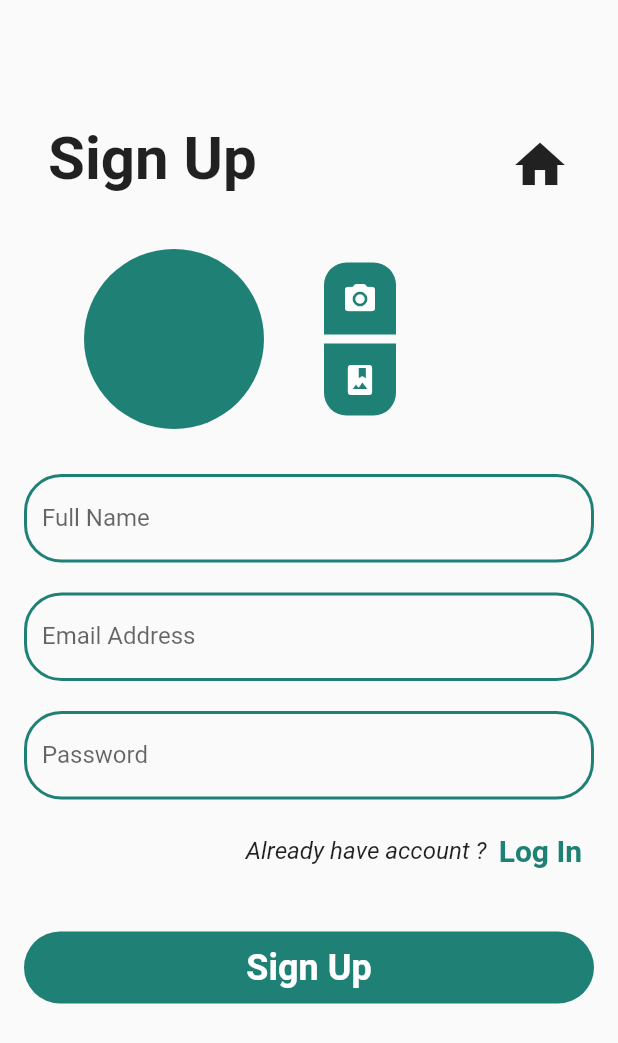
After one commit to quocanh0712/final_techex_app, a Flutter app: the CustomerRegister screen opened by its route, on a phone screen of 412 x 824 dp. The commit adds this screen. Shown: the top 1043 px of the screen. Run offline on Flutter 3.47's test engine with Material 2 defaults, Android fonts, the light colour scheme and no system bars.

Commit message:
design for sign up screen

```diff
--- /dev/null
+++ b/lib/auth/customer_signup.dart
@@ -0,0 +1,197 @@
+// ignore_for_file: avoid_print
+
+import 'package:flutter/material.dart';
+
+class CustomerRegister extends StatefulWidget {
+  const CustomerRegister({Key? key}) : super(key: key);
+
+  @override
+  State<CustomerRegister> createState() => _CustomerRegisterState();
+}
+
+class _CustomerRegisterState extends State<CustomerRegister> {
+  @override
+  Widget build(BuildContext context) {
+    return Scaffold(
+      body: SingleChildScrollView(
+        padding: EdgeInsets.only(top: 50),
+        keyboardDismissBehavior: ScrollViewKeyboardDismissBehavior.onDrag,
+        reverse: true,
+        child: Padding(
+          padding: const EdgeInsets.all(16),
+          child: Column(
+            // mainAxisAlignment: MainAxisAlignment.center,
+            children: [
+              Padding(
+                padding: const EdgeInsets.all(16.0),
+                child: Row(
+                  mainAxisAlignment: MainAxisAlignment.spaceBetween,
+                  children: [
+                    const Text(
+                      'Sign Up',
+                      style:
+                          TextStyle(fontSize: 40, fontWeight: FontWeight.bold),
+                    ),
+                    IconButton(
+                        onPressed: () {
+                          Navigator.pushReplacementNamed(
+                              context, '/welcome_screen');
+                        },
+                        icon: const Icon(
+                          Icons.home,
+                          size: 40,
+                        ))
+                  ],
+                ),
+              ),
+              Row(
+                children: [
+                  const Padding(
+                    padding: EdgeInsets.symmetric(vertical: 20, horizontal: 40),
+                    child: CircleAvatar(
+                      radius: 60,
+                      backgroundColor: Color.fromARGB(255, 31, 129, 117),
+                    ),
+                  ),
+                  Column(
+                    children: [
+                      Container(
+                        decoration: const BoxDecoration(
+                            color: Color.fromARGB(255, 31, 129, 117),
+                            borderRadius: BorderRadius.only(
+                                topLeft: Radius.circular(15),
+                                topRight: Radius.circular(15))),
+                        child: IconButton(
+                          icon: const Icon(Icons.camera_alt_rounded,
+                              color: Colors.white),
+                          onPressed: () {
+                            print('take a picture from camera');
+                          },
+                        ),
+                      ),
+                      const SizedBox(height: 6),
+                      Container(
+                        decoration: const BoxDecoration(
+                            color: Color.fromARGB(255, 31, 129, 117),
+                            borderRadius: BorderRadius.only(
+                                bottomLeft: Radius.circular(15),
+                                bottomRight: Radius.circular(15))),
+                        child: IconButton(
+                          icon: const Icon(Icons.photo_album,
+                              color: Colors.white),
+                          onPressed: () {
+                            print('take a picture from gallery');
+                          },
+                        ),
+                      ),
+                    ],
+                  ),
+                ],
+              ),
+              Padding(
+                padding: const EdgeInsets.symmetric(vertical: 10),
+                child: TextFormField(
+                  decoration: InputDecoration(
+                    labelText: 'Full Name',
+                    hintText: 'Enter your full name',
+                    border: OutlineInputBorder(
+                        borderRadius: BorderRadius.circular(25)),
+                    enabledBorder: OutlineInputBorder(
+                      borderSide: const BorderSide(
+                          color: Color.fromARGB(255, 31, 129, 117), width: 2),
+                      borderRadius: BorderRadius.circular(25),
+                    ),
+                    focusedBorder: OutlineInputBorder(
+                      borderSide: const BorderSide(
+                          color: Color.fromARGB(255, 31, 129, 117), width: 2),
+                      borderRadius: BorderRadius.circular(25),
+                    ),
+                  ),
+                ),
+              ),
+              Padding(
+                padding: const EdgeInsets.symmetric(vertical: 10),
+                child: TextFormField(
+                  keyboardType: TextInputType
+                      .emailAddress, // make the keyboard include @ and .
+                  decoration: InputDecoration(
+                    labelText: 'Email Address',
+                    hintText: 'Enter your email ',
+                    border: OutlineInputBorder(
+                        borderRadius: BorderRadius.circular(25)),
+                    enabledBorder: OutlineInputBorder(
+                      borderSide: const BorderSide(
+                          color: Color.fromARGB(255, 31, 129, 117), width: 2),
+                      borderRadius: BorderRadius.circular(25),
+                    ),
+                    focusedBorder: OutlineInputBorder(
+                      borderSide: const BorderSide(
+                          color: Color.fromARGB(255, 31, 129, 117), width: 2),
+                      borderRadius: BorderRadius.circular(25),
+                    ),
+                  ),
+                ),
+              ),
+              Padding(
+                padding: const EdgeInsets.symmetric(vertical: 10),
+                child: TextFormField(
+                  decoration: InputDecoration(
+                    labelText: 'Password',
+                    hintText: 'Enter your password ',
+                    border: OutlineInputBorder(
+                        borderRadius: BorderRadius.circular(25)),
+                    enabledBorder: OutlineInputBorder(
+                      borderSide: const BorderSide(
+                          color: Color.fromARGB(255, 31, 129, 117), width: 2),
+                      borderRadius: BorderRadius.circular(25),
+                    ),
+                    focusedBorder: OutlineInputBorder(
+                      borderSide: const BorderSide(
+                          color: Color.fromARGB(255, 31, 129, 117), width: 2),
+                      borderRadius: BorderRadius.circular(25),
+                    ),
+                  ),
+                ),
+              ),
+              Row(
+                mainAxisAlignment: MainAxisAlignment.end,
+                children: [
+                  const Text('Already have account ?',
+                      style:
+                          TextStyle(fontSize: 16, fontStyle: FontStyle.italic)),
+                  TextButton(
+                    onPressed: () {},
+                    child: const Text('Log In',
+                        style: TextStyle(
+                            color: Color.fromARGB(255, 31, 129, 117),
+                            fontWeight: FontWeight.bold,
+                            fontSize: 20)),
+                  ),
+                ],
+              ),
+              Padding(
+                padding: const EdgeInsets.symmetric(
+                  vertical: 30,
+                ),
+                child: Material(
+                  color: Color.fromARGB(255, 31, 129, 117),
+                  borderRadius: BorderRadius.circular(25),
+                  child: MaterialButton(
+                      minWidth: double.infinity,
+                      onPressed: () {},
+                      child: const Text(
+                        'Sign Up',
+                        style: TextStyle(
+                            fontSize: 24,
+                            fontWeight: FontWeight.bold,
+                            color: Colors.white),
+                      )),
+                ),
+              ),
+            ],
+          ),
+        ),
+      ),
+    );
+  }
+}
--- a/lib/categories/camera_category.dart
+++ b/lib/categories/camera_category.dart
@@ -1,7 +1,6 @@
 import 'package:final_techex_app/utilities/category_list.dart';
 import 'package:flutter/material.dart';
 
-import '../minor_screen/subcateg_products.dart';
 import '../widgets/categ_widgets.dart';
 
 class CameraAndCamcorderCategory extends StatelessWidget {
@@ -46,7 +45,7 @@ class CameraAndCamcorderCategory extends StatelessWidget {
               ),
             ),
           ),
-          Positioned(
+          const Positioned(
             top: 0,
             right: 0,
             child: SliderBar(),
--- a/lib/categories/compute_category.dart
+++ b/lib/categories/compute_category.dart
@@ -1,7 +1,6 @@
 import 'package:final_techex_app/utilities/category_list.dart';
 import 'package:flutter/material.dart';
 
-import '../minor_screen/subcateg_products.dart';
 import '../widgets/categ_widgets.dart';
 
 class ComputerAndLaptopCategory extends StatelessWidget {
@@ -47,7 +46,7 @@ class ComputerAndLaptopCategory extends StatelessWidget {
               ),
             ),
           ),
-          Positioned(
+          const Positioned(
             top: 0,
             right: 0,
             child: SliderBar(),
--- a/lib/categories/electronic_category.dart
+++ b/lib/categories/electronic_category.dart
@@ -1,6 +1,6 @@
 import 'package:final_techex_app/utilities/category_list.dart';
 import 'package:flutter/material.dart';
-import '../minor_screen/subcateg_products.dart';
+
 import '../widgets/categ_widgets.dart';
 
 class ElectronicDeviceCategory extends StatelessWidget {
@@ -44,7 +44,7 @@ class ElectronicDeviceCategory extends StatelessWidget {
               ),
             ),
           ),
-          Positioned(
+          const Positioned(
             top: 0,
             right: 0,
             child: SliderBar(),
--- a/lib/categories/smartwatch_category.dart
+++ b/lib/categories/smartwatch_category.dart
@@ -1,7 +1,6 @@
 import 'package:final_techex_app/utilities/category_list.dart';
 import 'package:flutter/material.dart';
 
-import '../minor_screen/subcateg_products.dart';
 import '../widgets/categ_widgets.dart';
 
 class SmartWatchCategory extends StatelessWidget {
@@ -45,7 +44,7 @@ class SmartWatchCategory extends StatelessWidget {
               ),
             ),
           ),
-          Positioned(
+          const Positioned(
             top: 0,
             right: 0,
             child: SliderBar(),
--- a/lib/dashboard_components/edit_profile.dart
+++ b/lib/dashboard_components/edit_profile.dart
@@ -9,7 +9,7 @@ class EditBusiness extends StatelessWidget {
     return Scaffold(
       appBar: AppBar(
         elevation: 0,
-        backgroundColor: Color.fromARGB(255, 31, 129, 117),
+        backgroundColor: const Color.fromARGB(255, 31, 129, 117),
         title: const AppBarTitle(title: 'Edit Profile'),
         leading: const AppBarBackButton(),
       ),
--- a/lib/main.dart
+++ b/lib/main.dart
@@ -1,3 +1,4 @@
+import 'package:final_techex_app/auth/customer_signup.dart';
 import 'package:final_techex_app/main_screens/customer_home.dart';
 import 'package:final_techex_app/main_screens/supplier_home.dart';
 import 'package:final_techex_app/main_screens/welcome_screen.dart';
@@ -21,6 +22,7 @@ class MyApp extends StatelessWidget {
         '/welcome_screen': (context) => const WelcomeScreen(),
         '/customer_home': (context) => const CustomerHomeScreen(),
         '/supplier_home': (context) => const SupplierHomeScreen(),
+        '/customer_signup': (context) => const CustomerRegister(),
       },
     );
   }
--- a/lib/main_screens/supplier_home.dart
+++ b/lib/main_screens/supplier_home.dart
@@ -31,7 +31,7 @@ class _SupplierHomeScreenState extends State<SupplierHomeScreen> {
         elevation: 0,
         type: BottomNavigationBarType.fixed,
         selectedLabelStyle: const TextStyle(fontWeight: FontWeight.w700),
-        backgroundColor: Color.fromARGB(255, 31, 129, 117),
+        backgroundColor: const Color.fromARGB(255, 31, 129, 117),
         selectedItemColor: Colors.black,
         unselectedItemColor: Colors.white,
         currentIndex: _selectedIndex,
--- a/lib/main_screens/welcome_screen.dart
+++ b/lib/main_screens/welcome_screen.dart
@@ -1,4 +1,3 @@
-import 'package:final_techex_app/main_screens/supplier_home.dart';
 import 'package:flutter/material.dart';
 
 import '../widgets/button.dart';
@@ -33,7 +32,7 @@ class _WelcomeScreenState extends State<WelcomeScreen> {
                     Container(
                       height: 100.0,
                       width: 100.0,
-                      decoration: BoxDecoration(
+                      decoration: const BoxDecoration(
                         image: DecorationImage(
                           image: AssetImage('images/inapp/icononly.png'),
                           fit: BoxFit.fill,
@@ -132,7 +131,10 @@ class _WelcomeScreenState extends State<WelcomeScreen> {
                         ),
                         Button(
                           label: 'Sign Up',
-                          onPressed: () {},
+                          onPressed: () {
+                            Navigator.pushReplacementNamed(
+                                context, '/customer_signup');
+                          },
                           width: 0.25,
                           buttonColor: Colors.white,
                         ),
--- a/lib/minor_screen/search.dart
+++ b/lib/minor_screen/search.dart
@@ -9,7 +9,7 @@ class SearchScreen extends StatelessWidget {
     return Scaffold(
       appBar: AppBar(
         elevation: 0,
-        backgroundColor: Color.fromARGB(255, 31, 129, 117),
+        backgroundColor: const Color.fromARGB(255, 31, 129, 117),
         leading: IconButton(
           icon: const Icon(Icons.arrow_back_ios_new, color: Colors.white),
           onPressed: () {
--- a/lib/minor_screen/subcateg_products.dart
+++ b/lib/minor_screen/subcateg_products.dart
@@ -14,7 +14,7 @@ class SubCategoryProducts extends StatelessWidget {
     return Scaffold(
       appBar: AppBar(
         elevation: 0,
-        backgroundColor: Color.fromARGB(255, 31, 129, 117),
+        backgroundColor: const Color.fromARGB(255, 31, 129, 117),
         leading: const AppBarBackButton(),
         title: AppBarTitle(title: subcategName),
       ),
--- a/lib/widgets/button.dart
+++ b/lib/widgets/button.dart
@@ -23,7 +23,7 @@ class Button extends StatelessWidget {
           color: buttonColor, borderRadius: BorderRadius.circular(25)),
       child: MaterialButton(
         onPressed: onPressed,
-        child: Text(label, style: TextStyle(fontWeight: FontWeight.bold)),
+        child: Text(label, style: const TextStyle(fontWeight: FontWeight.bold)),
       ),
     );
   }
```
